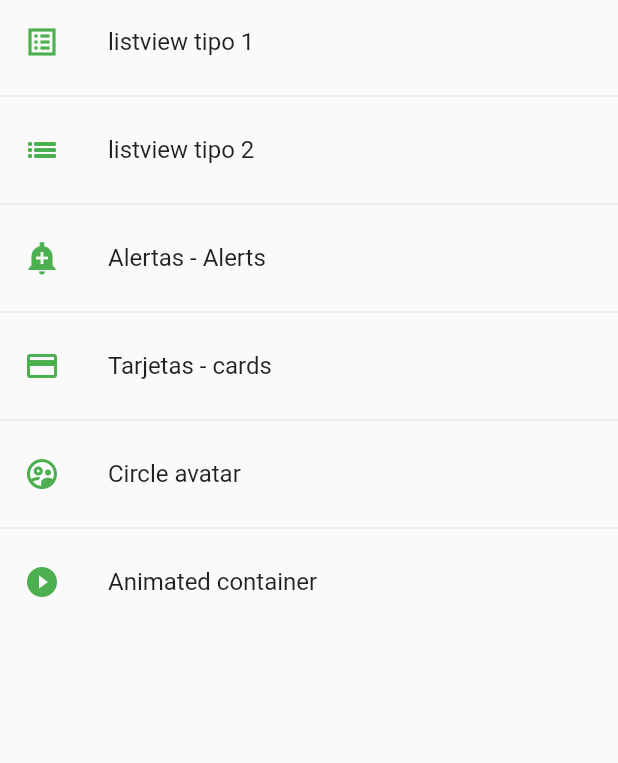
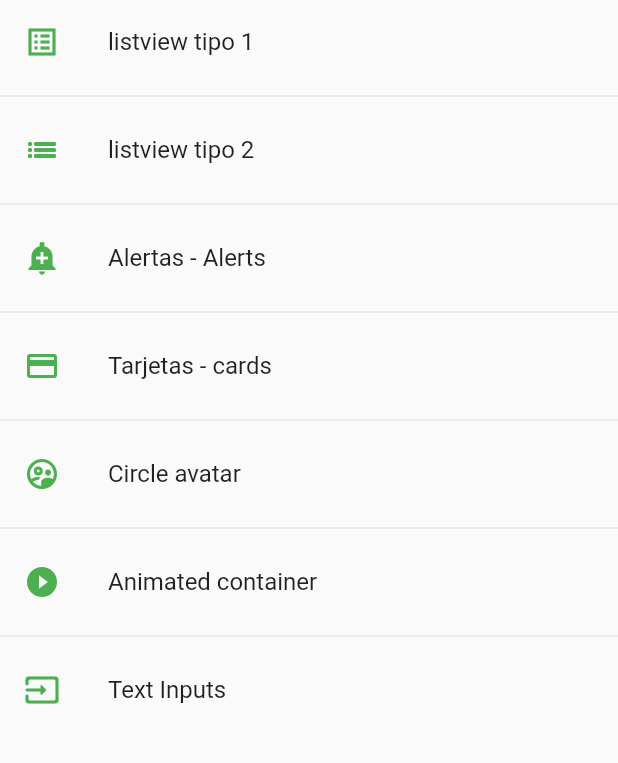
Before and after one commit to MarcosCM2000/componentes_app, a Flutter app: the screen it shows after launch, on a phone screen of 412 x 824 dp, the part 84-847 px from its top. Run offline on Flutter 3.47's test engine with Material 2 defaults, Android fonts, the phone set to English and light mode, and no system bars.

Commit message:
text form field

```diff
--- a/lib/router/app_routes.dart
+++ b/lib/router/app_routes.dart
@@ -43,6 +43,11 @@ class AppRoutes {
         icon: Icons.play_circle_fill_outlined,
         name: 'Animated container',
         screen: const AnimatedScreen()),
+    MenuOption(
+        route: 'inputs',
+        icon: Icons.input_rounded,
+        name: 'Text Inputs',
+        screen: const InputsScreen()),
   ];
 
   static Map<String, Widget Function(BuildContext)> getAppRoutes() {
--- a/lib/screens/screens.dart
+++ b/lib/screens/screens.dart
@@ -3,5 +3,6 @@ export './animated_screen.dart';
 export './avatar_screen.dart';
 export './card_screen.dart';
 export './home_screen.dart';
+export './inputs_screen.dart';
 export './listview1_screen.dart';
 export './listview2_screen.dart';
```
Also changed, not shown: lib/screens/inputs_screen.dart (added, +44 -0 lines).
